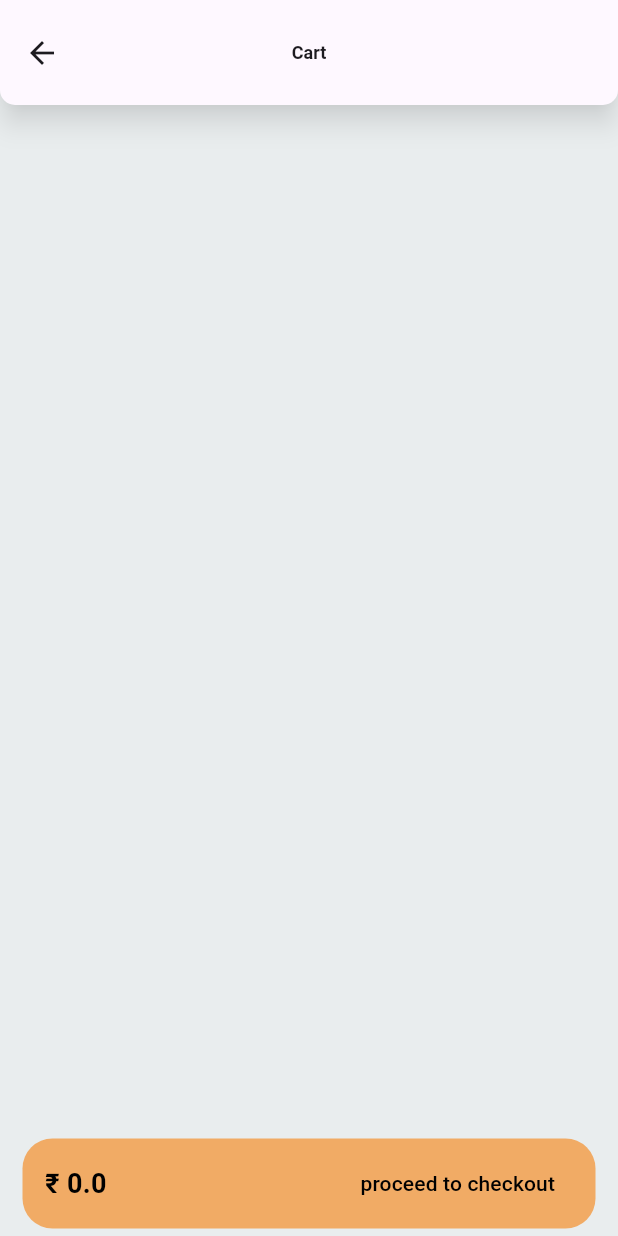
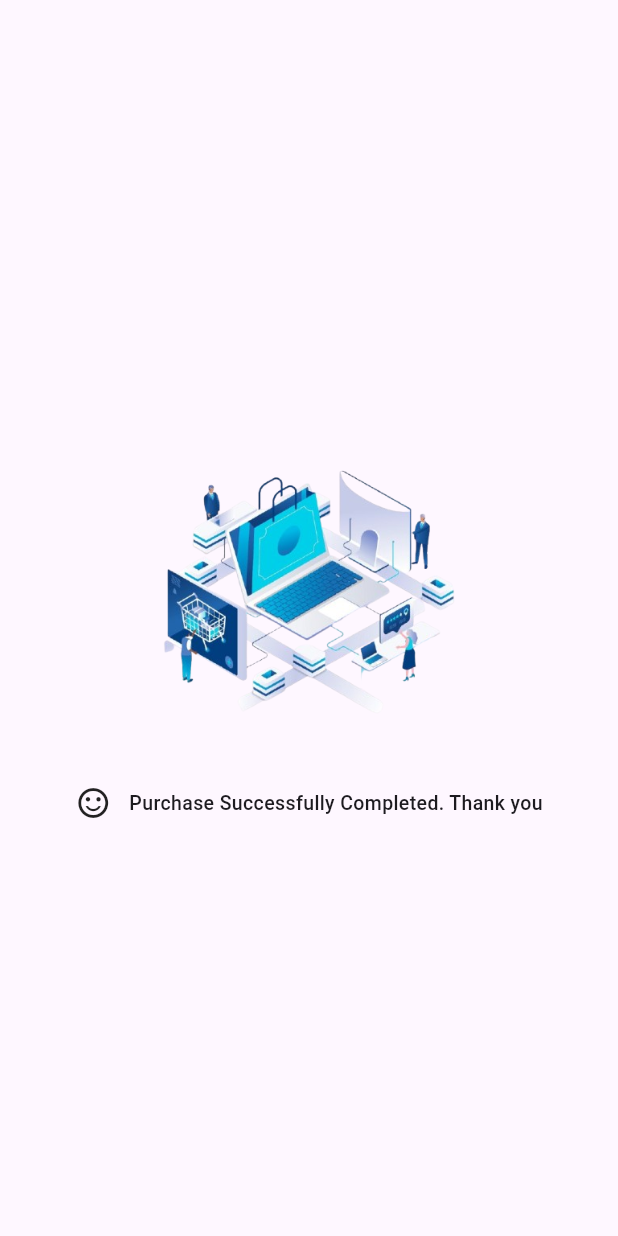
Before and after one commit to rishad-E/ocius_machine_task, a Flutter app: the CartPage screen opened directly, after a tap on "proceed to checkout", on a phone screen of 412 x 824 dp. Run offline on Flutter 3.47's test engine with Material 3 defaults, Android fonts, the light colour scheme and no system bars; our stand-ins replace dio, get, shimmer; network calls fail.

Commit message:
added checked out message

```diff
--- a/lib/view/cart_page.dart
+++ b/lib/view/cart_page.dart
@@ -21,7 +21,24 @@ class CartPage extends StatelessWidget {
         child: GetBuilder<ProductController>(
           id: 'update-cart',
           builder: (c) {
-            return ListView.separated(
+            return c.cartItems.isEmpty
+                ? Center(
+                  child: Row(
+                      mainAxisAlignment: MainAxisAlignment.center,
+                      children: [
+                        const Icon(Icons.sentiment_dissatisfied_outlined),
+                        customBox(width: 14),
+                        const Text(
+                          "No Products found to your Cart",
+                          style: TextStyle(
+                            fontSize: 13,
+                            fontWeight: FontWeight.w500,
+                          ),
+                        ),
+                      ],
+                    ),
+                )
+                : ListView.separated(
                     itemCount: c.cartItems.length,
                     itemBuilder: (context, index) {
                       final data = c.cartItems[index];
--- /dev/null
+++ b/lib/view/purchase_screen.dart
@@ -0,0 +1,43 @@
+import 'package:flutter/material.dart';
+import 'package:ociuz_task/widgets/widgets.dart';
+
+class PurchaseScreen extends StatelessWidget {
+  const PurchaseScreen({super.key});
+
+  @override
+  Widget build(BuildContext context) {
+    return Scaffold(
+      body: Center(
+        child: Column(
+          crossAxisAlignment: CrossAxisAlignment.center,
+          mainAxisAlignment: MainAxisAlignment.center,
+          children: [
+            SizedBox(
+              // color: Colors.yellow,
+              height: MediaQuery.of(context).size.height * 0.3,
+              // width: MediaQuery.of(context).size.width * 0.5,
+              child: Image.asset('assets/images/shop.png'),
+            ),
+            Row(
+              mainAxisAlignment: MainAxisAlignment.center,
+              mainAxisSize: MainAxisSize.min,
+              children: [
+                const Icon(Icons.sentiment_satisfied_outlined),
+                customBox(width: 12),
+                const Flexible(
+                  child: Text(
+                    "Purchase Successfully Completed. Thank you",
+                    style: TextStyle(
+                      fontSize: 13,
+                      fontWeight: FontWeight.w500,
+                    ),
+                  ),
+                ),
+              ],
+            ),
+          ],
+        ),
+      ),
+    );
+  }
+}
--- a/lib/widgets/bottom_nav_bar.dart
+++ b/lib/widgets/bottom_nav_bar.dart
@@ -2,6 +2,7 @@ import 'package:flutter/material.dart';
 import 'package:get/get.dart';
 import 'package:ociuz_task/utils/constant/colors.dart';
 import 'package:ociuz_task/view/cart_page.dart';
+import 'package:ociuz_task/view/purchase_screen.dart';
 
 class BottomNav extends StatelessWidget {
   const BottomNav({super.key});
@@ -68,7 +69,7 @@ class CartNavBar extends StatelessWidget {
                 color: kblack, fontSize: 18, fontWeight: FontWeight.bold),
           ),
           TextButton(
-              onPressed: () {},
+              onPressed: () => Get.to(() => const PurchaseScreen()),
               child: Text(
                 'proceed to checkout',
                 style: TextStyle(color: kblack),
```
Lines whose indentation alone changed are shown as unchanged.
